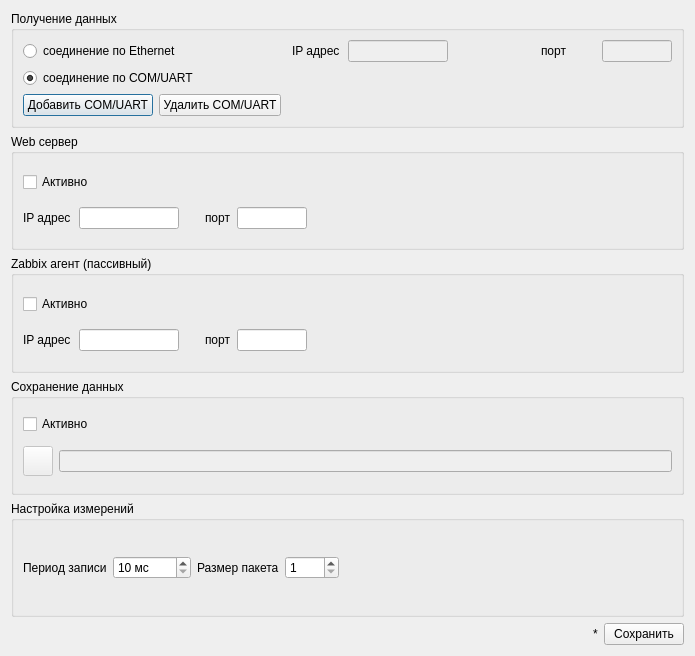
First picture: the form in src/SVMonitor/forms/settings_dialog.ui, repository Tyill/SVisual, before the edit.
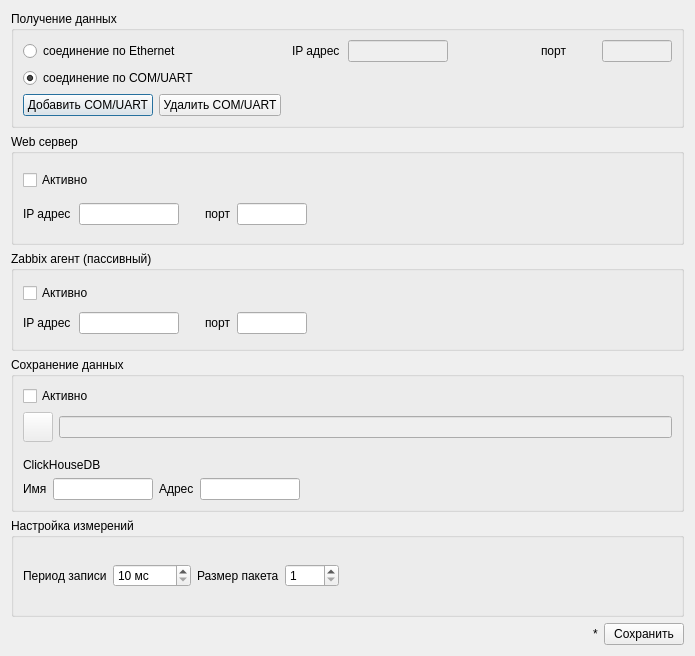
Second picture: the form after the edit. Icons and pictures are not drawn.

The edit to the form file:
```diff
--- a/src/SVMonitor/forms/settings_dialog.ui
+++ b/src/SVMonitor/forms/settings_dialog.ui
@@ -427,6 +427,9 @@
       </item>
       <item>
        <layout class="QHBoxLayout" name="horizontalLayout_2">
+        <property name="bottomMargin">
+         <number>10</number>
+        </property>
         <item>
          <widget class="QPushButton" name="btnArchPath">
           <property name="enabled">
@@ -468,6 +471,73 @@
         </item>
        </layout>
       </item>
+      <item>
+       <widget class="QLabel" name="label_9">
+        <property name="text">
+         <string>ClickHouseDB</string>
+        </property>
+       </widget>
+      </item>
+      <item>
+       <layout class="QHBoxLayout" name="horizontalLayout_9">
+        <property name="topMargin">
+         <number>0</number>
+        </property>
+        <item>
+         <widget class="QLabel" name="label_10">
+          <property name="text">
+           <string>Имя</string>
+          </property>
+         </widget>
+        </item>
+        <item>
+         <widget class="QLineEdit" name="txtChName">
+          <property name="maximumSize">
+           <size>
+            <width>100</width>
+            <height>16777215</height>
+           </size>
+          </property>
+         </widget>
+        </item>
+        <item>
+         <widget class="QLabel" name="label_11">
+          <property name="text">
+           <string>Адрес</string>
+          </property>
+         </widget>
+        </item>
+        <item>
+         <widget class="QLineEdit" name="txtChAddr">
+          <property name="minimumSize">
+           <size>
+            <width>0</width>
+            <height>0</height>
+           </size>
+          </property>
+          <property name="maximumSize">
+           <size>
+            <width>100</width>
+            <height>16777215</height>
+           </size>
+          </property>
+         </widget>
+        </item>
+        <item>
+         <spacer name="horizontalSpacer_10">
+          <property name="orientation">
+           <enum>Qt::Horizontal</enum>
+          </property>
+          <property name="sizeHint" stdset="0">
+           <size>
+            <width>40</width>
+            <height>20</height>
+           </size>
+          </property>
+         </spacer>
+        </item>
+       </layout>
+      </item>
      </layout>
     </widget>
    </item>
```
